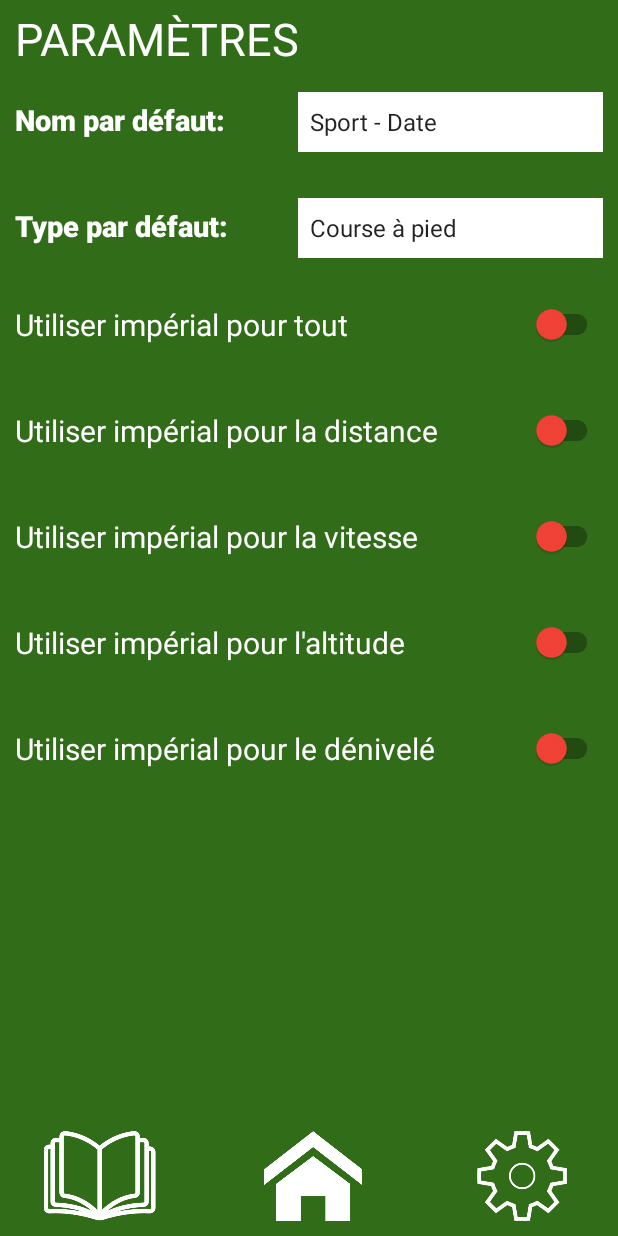
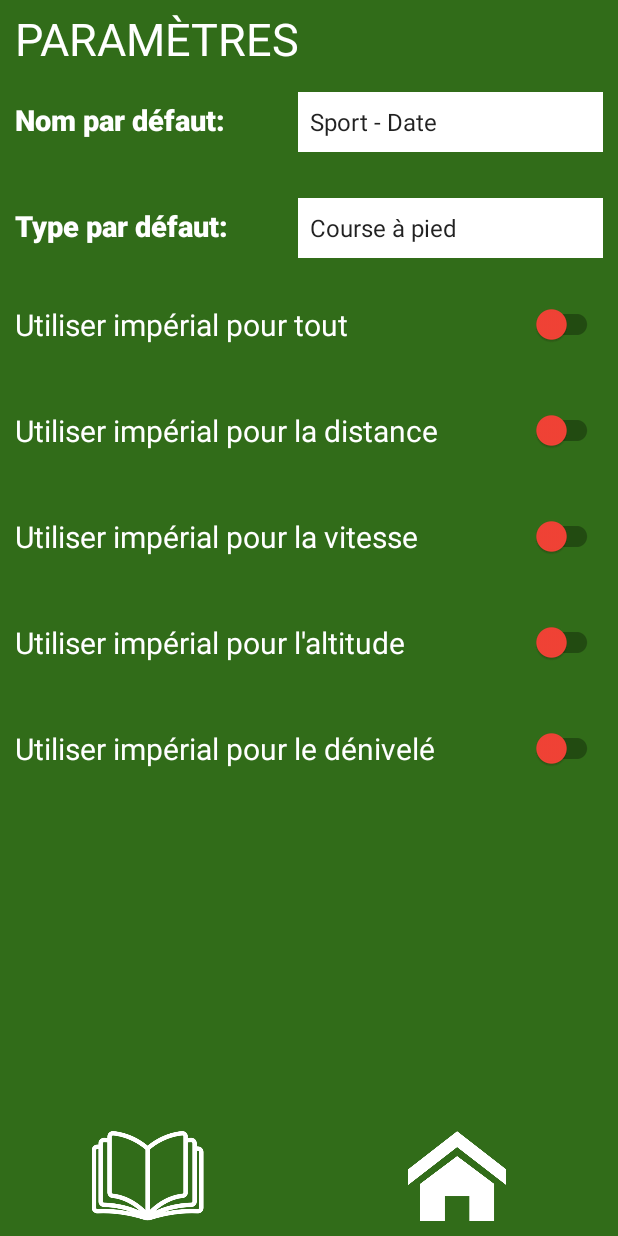
Before and after one commit to etiennebeaulieu/MaPan, an Android app: the ControleurParametre screen opened directly, with no data from a screen before it, on a phone screen of 412 x 824 dp. Run offline under Robolectric (Android 15) with nearby library versions, the phone set to English and light mode, and no system bars.

Commit message:
Update parametre.xml

```diff
--- a/app/src/main/res/layout/parametre.xml
+++ b/app/src/main/res/layout/parametre.xml
@@ -240,17 +240,6 @@
                 android:scaleType="fitCenter"
                 app:srcCompat="@drawable/maison" />
 
-            <ImageButton
-                android:id="@+id/historique_settingButton"
-                android:layout_width="225dp"
-                android:layout_height="match_parent"
-                android:layout_weight="1"
-                android:adjustViewBounds="true"
-                android:backgroundTint="#00FFFFFF"
-                android:clickable="false"
-                android:scaleType="fitCenter"
-                app:srcCompat="@drawable/setting" />
-
         </LinearLayout>
     </LinearLayout>
 
```
